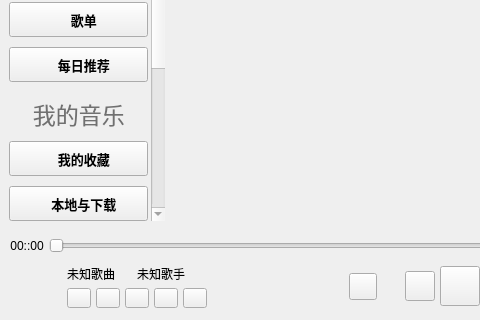
Above: KuGouStart/KuGouApp.ui from a-mo-xi-wei/Qt-KuGouAppClient before the change; both pictures show x 0 to 480 and y 415 to 735 of the 1060 by 735 pixel window. Below: the same form after it.
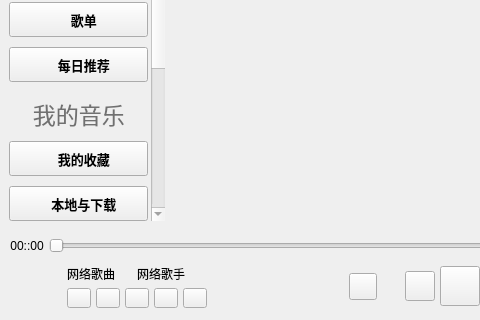
That is the form after the change. Custom widgets are drawn as their Qt base class.

The edit to the form file:
```diff
--- a/KuGouStart/KuGouApp.ui
+++ b/KuGouStart/KuGouApp.ui
@@ -1215,7 +1215,7 @@
                 </size>
                </property>
                <property name="text">
-                <string>未知歌曲</string>
+                <string>网络歌曲</string>
                </property>
                <property name="scaledContents">
                 <bool>true</bool>
@@ -1240,7 +1240,7 @@
                 </size>
                </property>
                <property name="text">
-                <string>未知歌手</string>
+                <string>网络歌手</string>
                </property>
                <property name="scaledContents">
                 <bool>true</bool>
```
